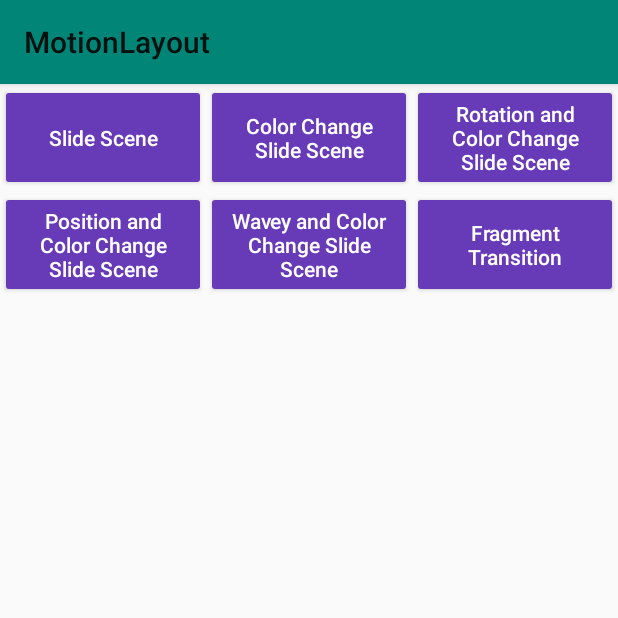
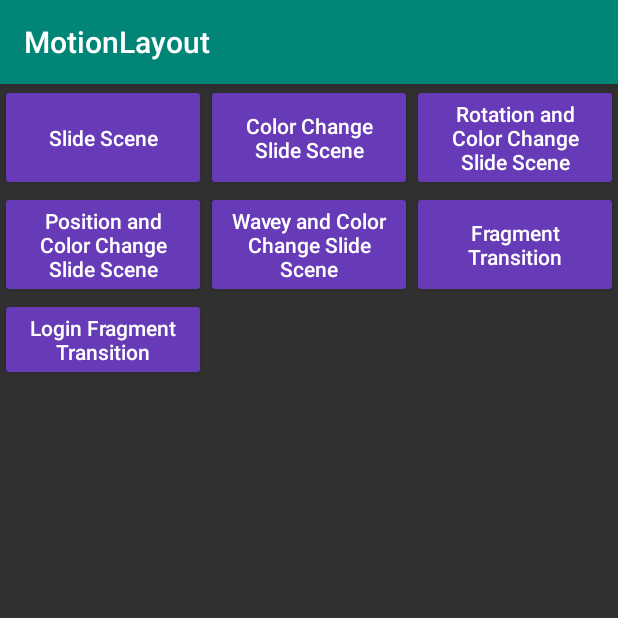
Before and after one commit to chowii/MotionLayoutDemo, an Android app: the screen it shows after launch (MainActivity), on a phone screen of 412 x 824 dp, the top half of it. Run offline under Robolectric (Android 15) with nearby library versions, the phone set to English and light mode, and no system bars.

Commit message:
created LoginFragment and fragment_login for transition; updated Scene, changed SceneType to sealed class from enum, updated FragmentTransition to hold FragmentScene, created FragmentScene to hold fragmentRef different for example types; updated MainActivity, added Login scene example, updated onSceneClickListener, changed receiver type to Scene, updated intent extra to provide Serializable MainActivity.SceneExtra; updated SceneAdapter, updated onSceneTypeClicked to provide Scene type; updated SimpleSceneActivity get Serializable MainActivity.SceneExtra from intent; updated FragmentTransitionActivity, get Serializable MainActivity.SceneExtra from intent; updated styles to Theme.MaterialComponents.Bridge

```diff
--- a/app/src/main/java/com/developingstorys/motionlayout/MainActivity.kt
+++ b/app/src/main/java/com/developingstorys/motionlayout/MainActivity.kt
@@ -3,9 +3,11 @@ package com.developingstorys.motionlayout
 import android.content.Intent
 import android.os.Bundle
 import androidx.appcompat.app.AppCompatActivity
+import androidx.fragment.app.Fragment
 import androidx.recyclerview.widget.GridLayoutManager
 import com.developingstorys.motionlayout.simple.SimpleSceneActivity
 import kotlinx.android.synthetic.main.activity_main.*
+import java.io.Serializable
 
 class MainActivity : AppCompatActivity() {
 
@@ -18,21 +20,28 @@ class MainActivity : AppCompatActivity() {
         }
     }
 
-    private fun onSceneTypeClicked(): (Int, SceneType) -> Unit {
-        return { sceneRes, sceneType ->
-            val intent = Intent(this, sceneType.classRef).apply {
-                putExtra(SimpleSceneActivity.EXTRA_LAYOUT_DESCRIPTION_ID, sceneRes)
+    private fun onSceneTypeClicked(): (Scene) -> Unit {
+        return { scene ->
+            val intent = Intent(this, scene.sceneType.activityRef).apply {
+                putExtra(EXTRA_LAYOUT_DESCRIPTION_ID, SceneExtra(scene))
             }
             startActivity(intent)
         }
     }
 
     private val sceneList = listOf(
-        Scene("Slide Scene", R.xml.scene01, SceneType.PRIMARY),
-        Scene("Color Change Slide Scene", R.xml.scene02, SceneType.PRIMARY),
-        Scene("Rotation and Color Change Slide Scene", R.xml.scene03, SceneType.PRIMARY),
-        Scene("Position and Color Change Slide Scene", R.xml.scene04, SceneType.PRIMARY),
-        Scene("Wavey and Color Change Slide Scene", R.xml.scene05, SceneType.PRIMARY),
-        Scene("Fragment Transition", R.xml.scene_fragment_transition, SceneType.FRAGMENT_TRANSITION)
+        Scene("Slide Scene", R.xml.scene01, SceneType.Primary),
+        Scene("Color Change Slide Scene", R.xml.scene02, SceneType.Primary),
+        Scene("Rotation and Color Change Slide Scene", R.xml.scene03, SceneType.Primary),
+        Scene("Position and Color Change Slide Scene", R.xml.scene04, SceneType.Primary),
+        Scene("Wavey and Color Change Slide Scene", R.xml.scene05, SceneType.Primary),
+        Scene("Fragment Transition", R.xml.scene_fragment_transition, SceneType.FragmentTransition(FragmentScene.LONG_TEXT)),
+        Scene("Login Fragment Transition", R.xml.scene_fragment_transition, SceneType.FragmentTransition(FragmentScene.LOGIN))
     )
+
+    companion object {
+        const val EXTRA_LAYOUT_DESCRIPTION_ID = "layout_description_id"
+
+        data class SceneExtra(val sceneType: Scene): Serializable
+    }
 }
--- a/app/src/main/java/com/developingstorys/motionlayout/Scene.kt
+++ b/app/src/main/java/com/developingstorys/motionlayout/Scene.kt
@@ -1,14 +1,23 @@
 package com.developingstorys.motionlayout
 
 import androidx.appcompat.app.AppCompatActivity
+import androidx.fragment.app.Fragment
 import com.developingstorys.motionlayout.simple.SimpleSceneActivity
 import com.developingstorys.motionlayout.transitionfragment.FragmentTransitionActivity
+import com.developingstorys.motionlayout.transitionfragment.LoginFragment
+import com.developingstorys.motionlayout.transitionfragment.SecondFragment
+import java.io.Serializable
 
 
-data class Scene(val sceneName: String, val layoutDescriptionRes: Int, val sceneType: SceneType)
+data class Scene(val sceneName: String, val layoutDescriptionRes: Int, val sceneType: SceneType): Serializable
 
-enum class SceneType(val classRef: Class<out AppCompatActivity>) {
-    PRIMARY(SimpleSceneActivity::class.java),
-    COORDINATOR_LAYOUT(MainActivity::class.java),// todo create for coordinator layouts
-    FRAGMENT_TRANSITION(FragmentTransitionActivity::class.java)
+sealed class SceneType(val activityRef: Class<out AppCompatActivity>): Serializable {
+   object Primary: SceneType(SimpleSceneActivity::class.java)
+   object CoordinatorLayout: SceneType(MainActivity::class.java) // todo create for coordinator layouts
+   data class FragmentTransition(val fragmentScene: FragmentScene): SceneType(FragmentTransitionActivity::class.java)
 }
+
+enum class FragmentScene(val fragmentRef: Fragment) : Serializable {
+    LONG_TEXT(SecondFragment.newInstance()),
+    LOGIN(LoginFragment.newInstance())
+}
--- a/app/src/main/java/com/developingstorys/motionlayout/SceneAdapter.kt
+++ b/app/src/main/java/com/developingstorys/motionlayout/SceneAdapter.kt
@@ -9,7 +9,7 @@ import androidx.recyclerview.widget.RecyclerView
 
 class SceneAdapter(
     private val sceneList: List<Scene>,
-    private val onSceneTypeClicked: (Int, SceneType) -> Unit
+    private val onSceneTypeClicked: (Scene) -> Unit
 ) : RecyclerView.Adapter<SceneAdapter.SceneViewHolder>() {
 
     override fun getItemCount(): Int = sceneList.size
@@ -22,10 +22,10 @@ class SceneAdapter(
     }
 
     override fun onBindViewHolder(holder: SceneViewHolder, position: Int) {
-        val (sceneName, sceneRes, sceneType) = sceneList[position]
+        val scene = sceneList[position]
         with(holder) {
-            bind(sceneName)
-            itemView.setOnClickListener { onSceneTypeClicked(sceneRes, sceneType) }
+            bind(scene.sceneName)
+            itemView.setOnClickListener { onSceneTypeClicked(scene) }
         }
     }
 
--- /dev/null
+++ b/app/src/main/java/com/developingstorys/motionlayout/transitionfragment/LoginFragment.kt
@@ -0,0 +1,19 @@
+package com.developingstorys.motionlayout.transitionfragment
+
+import android.os.Bundle
+import android.view.LayoutInflater
+import android.view.View
+import android.view.ViewGroup
+import androidx.fragment.app.Fragment
+import com.developingstorys.motionlayout.R
+
+
+class LoginFragment : Fragment() {
+    companion object {
+        fun newInstance() = LoginFragment()
+    }
+
+    override fun onCreateView(inflater: LayoutInflater, container: ViewGroup?, savedInstanceState: Bundle?): View {
+        return inflater.inflate(R.layout.fragment_login, container, false)
+    }
+}
--- a/app/src/main/res/values/styles.xml
+++ b/app/src/main/res/values/styles.xml
@@ -1,7 +1,7 @@
 <resources>
 
     <!-- Base application theme. -->
-    <style name="AppTheme" parent="Theme.MaterialComponents.Light.Bridge">
+    <style name="AppTheme" parent="Theme.MaterialComponents.Bridge">
         <!-- Customize your theme here. -->
         <item name="colorPrimary">@color/colorPrimary</item>
         <item name="colorPrimaryDark">@color/colorPrimaryDark</item>
```
Also changed, not shown: app/src/main/java/com/developingstorys/motionlayout/simple/SimpleSceneActivity.kt (+5 -6 lines), app/src/main/java/com/developingstorys/motionlayout/transitionfragment/FragmentTransitionActivity.kt (+17 -5 lines), app/src/main/res/layout/fragment_login.xml (added, +67 -0 lines).
